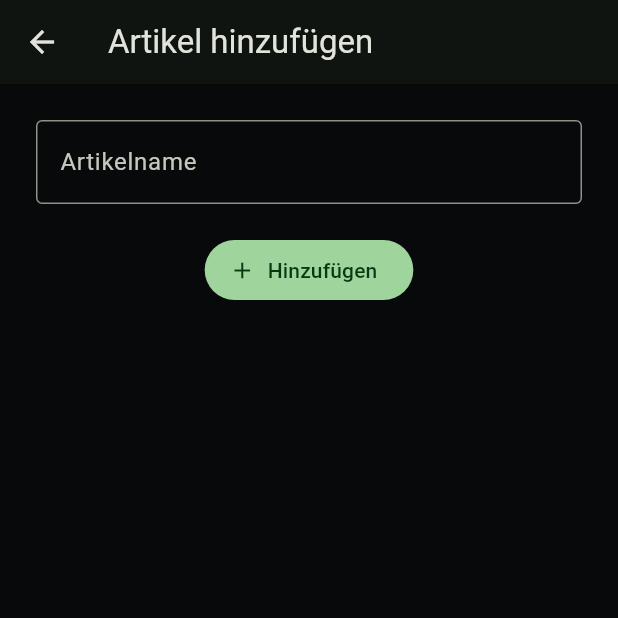
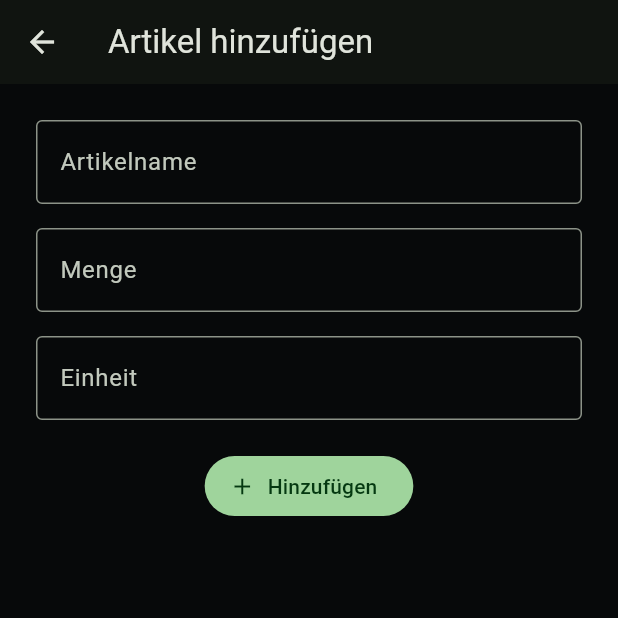
Before and after one commit to HGReimer/EasyVorrat, a Flutter app: the AddItemScreen screen opened directly, after a tap on "Hinzufügen", on a phone screen of 412 x 824 dp, the top half of it. Run offline on Flutter 3.47's test engine with Material 3 defaults, Android fonts, the phone set to English and light mode, and no system bars.

Commit message:
Menge und Einheit fuer Artikel hinzugefuegt

```diff
--- a/lib/main.dart
+++ b/lib/main.dart
@@ -167,20 +167,32 @@ class AddItemScreen extends StatefulWidget {
 }
 
 class _AddItemScreenState extends State<AddItemScreen> {
-  final TextEditingController controller = TextEditingController();
+  final nameController = TextEditingController();
+  final quantityController = TextEditingController();
+  final unitController = TextEditingController();
 
   @override
   void dispose() {
-    controller.dispose();
+    nameController.dispose();
+    quantityController.dispose();
+    unitController.dispose();
     super.dispose();
   }
 
   void _save() {
-    final name = controller.text.trim();
+    final name = nameController.text.trim();
+    final quantity = quantityController.text.trim();
+    final unit = unitController.text.trim();
 
-    if (name.isNotEmpty) {
-      Navigator.pop(context, name);
-    }
+    if (name.isEmpty) return;
+
+    final amount = [
+      quantity,
+      unit,
+    ].where((value) => value.isNotEmpty).join(' ');
+
+    final item = amount.isEmpty ? name : '$amount $name';
+    Navigator.pop(context, item);
   }
 
   @override
@@ -192,10 +204,28 @@ class _AddItemScreenState extends State<AddItemScreen> {
         child: Column(
           children: [
             TextField(
-              controller: controller,
+              controller: nameController,
               decoration: const InputDecoration(
                 labelText: 'Artikelname',
                 hintText: 'z. B. Milch',
+                border: OutlineInputBorder(),
+              ),
+            ),
+            const SizedBox(height: 16),
+            TextField(
+              controller: quantityController,
+              decoration: const InputDecoration(
+                labelText: 'Menge',
+                hintText: 'z. B. 2 × 1',
+                border: OutlineInputBorder(),
+              ),
+            ),
+            const SizedBox(height: 16),
+            TextField(
+              controller: unitController,
+              decoration: const InputDecoration(
+                labelText: 'Einheit',
+                hintText: 'z. B. l, kg, Stück',
                 border: OutlineInputBorder(),
               ),
               onSubmitted: (_) => _save(),
```
